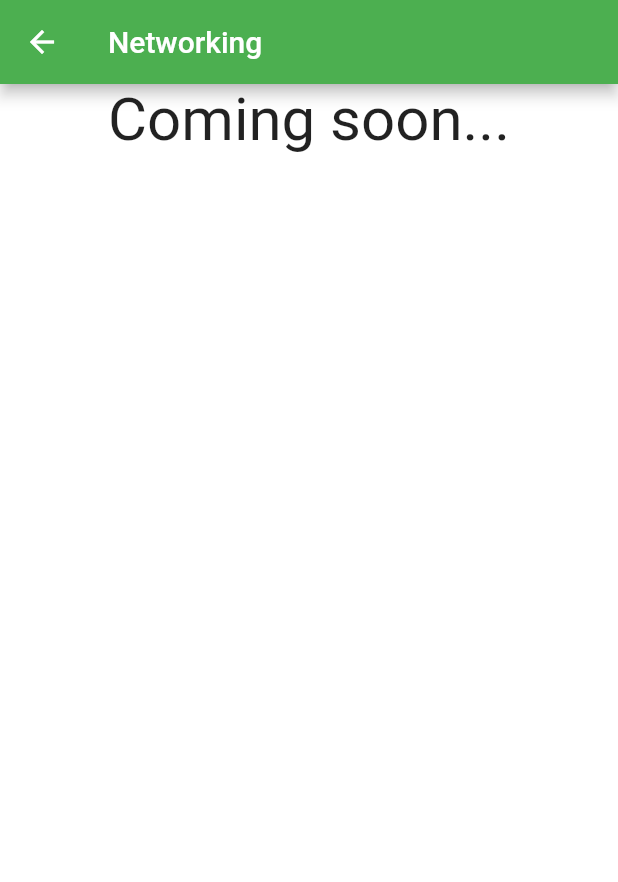
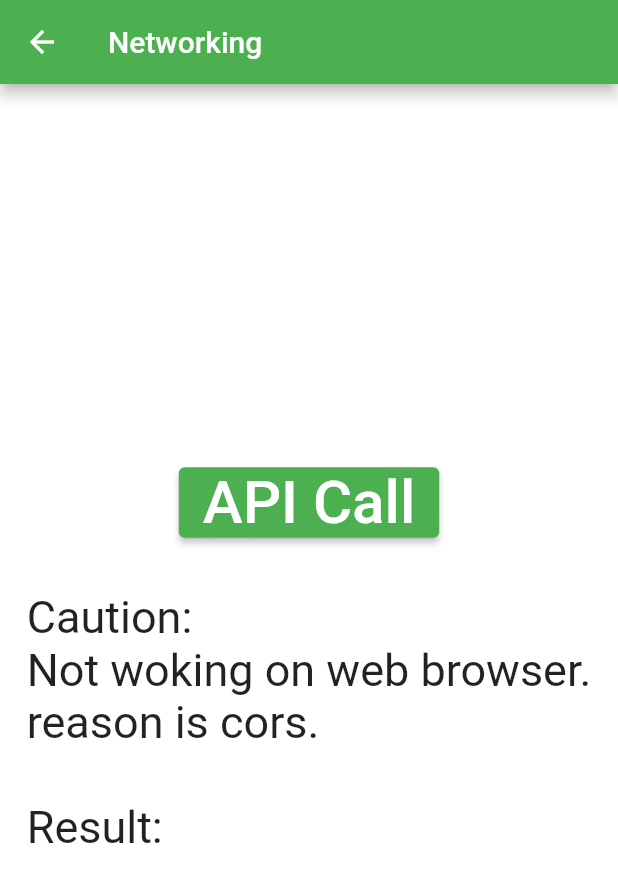
Before and after one commit to kabatin/flutter_sample, a Flutter app: the PageNetworking screen opened directly, on a phone screen of 412 x 824 dp. Shown: the top 882 px of the screen. Run offline on Flutter 3.47's test engine with Material 2 defaults, Android fonts, the phone set to English and light mode, and no system bars; our stand-ins replace math_expressions; network calls fail.

Commit message:
feat: added Networking

```diff
--- a/lib/page_networking.dart
+++ b/lib/page_networking.dart
@@ -1,4 +1,6 @@
+import 'dart:io';
 import 'package:flutter/material.dart';
+import 'package:http/http.dart' as http;
 import 'package:test_app/layout_type.dart';
 
 class PageNetworking extends StatefulWidget implements HasLayoutGroup {
@@ -15,6 +17,20 @@ class PageNetworking extends StatefulWidget implements HasLayoutGroup {
 }
 
 class _PageNetworkingState extends State<PageNetworking> {
+  String result = '';
+
+  Future<void> httpGet() async {
+    var url = Uri.http('210.129.22.215', 'getip.php');
+    await http.get(url).then((res) => {
+          if (res.statusCode != HttpStatus.ok)
+            throw Exception('StatusCode=' + res.statusCode.toString())
+          else
+            setState(() {
+              result = res.body;
+            })
+        });
+  }
+
   @override
   Widget build(BuildContext context) {
     return Scaffold(
@@ -24,14 +40,21 @@ class _PageNetworkingState extends State<PageNetworking> {
         body: Container(
             constraints: const BoxConstraints.expand(),
             color: Colors.white,
-            child: Row(
+            child: Column(
               mainAxisAlignment: MainAxisAlignment.center,
               mainAxisSize: MainAxisSize.max,
-              crossAxisAlignment: CrossAxisAlignment.stretch,
+              crossAxisAlignment: CrossAxisAlignment.center,
               children: <Widget>[
+                ElevatedButton(
+                    onPressed: () {
+                      httpGet().catchError((err) {
+                        setState(() => {result = err.toString()});
+                      });
+                    },
+                    child: Text('API Call', style: TextStyle(fontSize: 40.0))),
                 Text(
-                  'Coming soon...',
-                  style: const TextStyle(fontSize: 40.0),
+                  '\nCaution:\nNot woking on web browser.\nreason is cors.\n\nResult: $result',
+                  style: const TextStyle(fontSize: 30.0),
                 )
               ],
             )));
--- a/pubspec.yaml
+++ b/pubspec.yaml
@@ -30,6 +30,7 @@ dependencies:
   cupertino_icons: ^1.0.2
   expressions: ^0.2.2
   math_expressions: ^2.1.1
+  http: ^0.13.3
 
 dev_dependencies:
   flutter_test:
```
Also changed, not shown: pubspec.lock, 1 other file.
